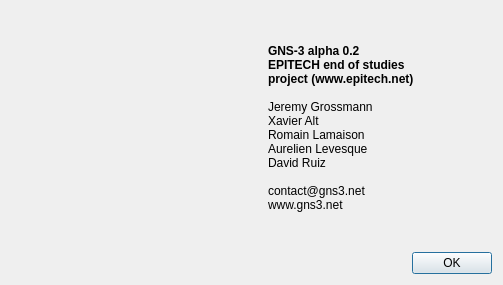
The window that src/GNS3/Ui/Form_About.ui (GNS3/gns3-legacy) describes before a commit, drawn with Qt 5.
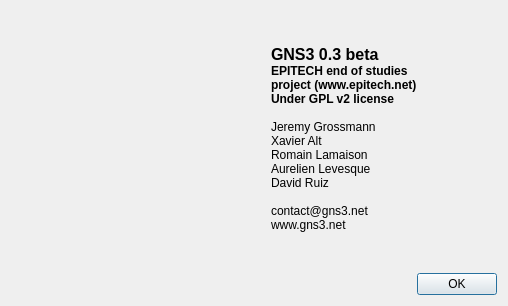
The same window after the commit. Icons and pictures are not drawn.

```diff
--- a/src/GNS3/Ui/Form_About.ui
+++ b/src/GNS3/Ui/Form_About.ui
@@ -5,8 +5,8 @@
    <rect>
     <x>0</x>
     <y>0</y>
-    <width>503</width>
-    <height>285</height>
+    <width>508</width>
+    <height>306</height>
    </rect>
   </property>
   <property name="windowTitle" >
@@ -51,9 +51,10 @@
       <string>&lt;html>&lt;head>&lt;meta name="qrichtext" content="1" />&lt;style type="text/css">
 p, li { white-space: pre-wrap; }
 &lt;/style>&lt;/head>&lt;body style=" font-family:'Sans Serif'; font-size:9pt; font-weight:400; font-style:normal;">
-&lt;p style=" margin-top:0px; margin-bottom:0px; margin-left:0px; margin-right:0px; -qt-block-indent:0; text-indent:0px;">&lt;span style=" font-weight:600;">GNS-3 alpha 0.2&lt;/span>&lt;/p>
+&lt;p style=" margin-top:0px; margin-bottom:0px; margin-left:0px; margin-right:0px; -qt-block-indent:0; text-indent:0px;">&lt;span style=" font-size:12pt; font-weight:600;">GNS3 0.3 beta&lt;/span>&lt;/p>
 &lt;p style=" margin-top:0px; margin-bottom:0px; margin-left:0px; margin-right:0px; -qt-block-indent:0; text-indent:0px; font-weight:600;">EPITECH end of studies &lt;/p>
 &lt;p style=" margin-top:0px; margin-bottom:0px; margin-left:0px; margin-right:0px; -qt-block-indent:0; text-indent:0px; font-weight:600;">project (www.epitech.net)&lt;/p>
+&lt;p style=" margin-top:0px; margin-bottom:0px; margin-left:0px; margin-right:0px; -qt-block-indent:0; text-indent:0px; font-weight:600;">Under GPL v2 license&lt;/p>
 &lt;p style="-qt-paragraph-type:empty; margin-top:0px; margin-bottom:0px; margin-left:0px; margin-right:0px; -qt-block-indent:0; text-indent:0px; font-weight:600;">&lt;/p>
 &lt;p style=" margin-top:0px; margin-bottom:0px; margin-left:0px; margin-right:0px; -qt-block-indent:0; text-indent:0px; font-weight:600;">&lt;span style=" font-weight:400;">Jeremy Grossmann&lt;/span>&lt;/p>
 &lt;p style=" margin-top:0px; margin-bottom:0px; margin-left:0px; margin-right:0px; -qt-block-indent:0; text-indent:0px;">Xavier Alt&lt;/p>
```
Left out of the diff: 6 changed lines with no effect on the pictures.
